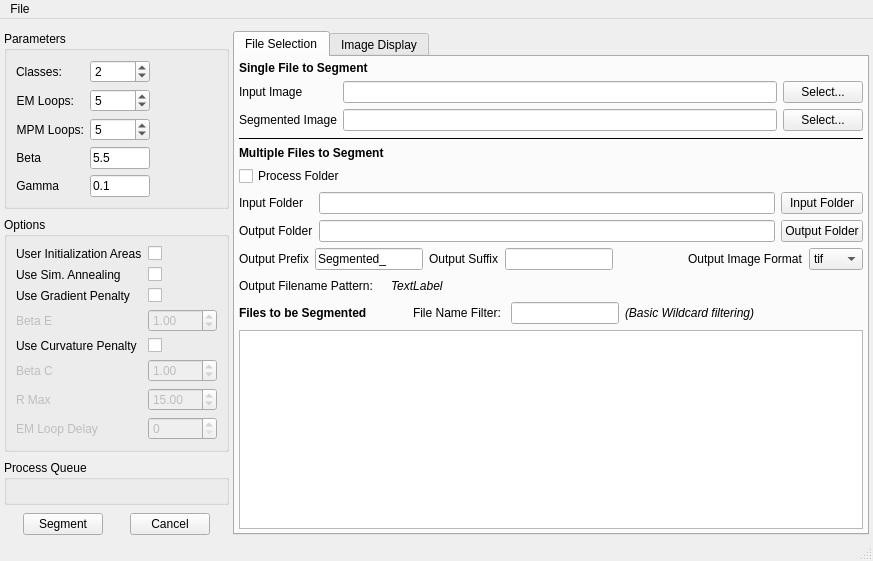
BlueQuartzSoftware/EMMPMWorkbench, file Code/EmMpmGui/UI_Files/EmMpmGui.ui: the form before one commit.
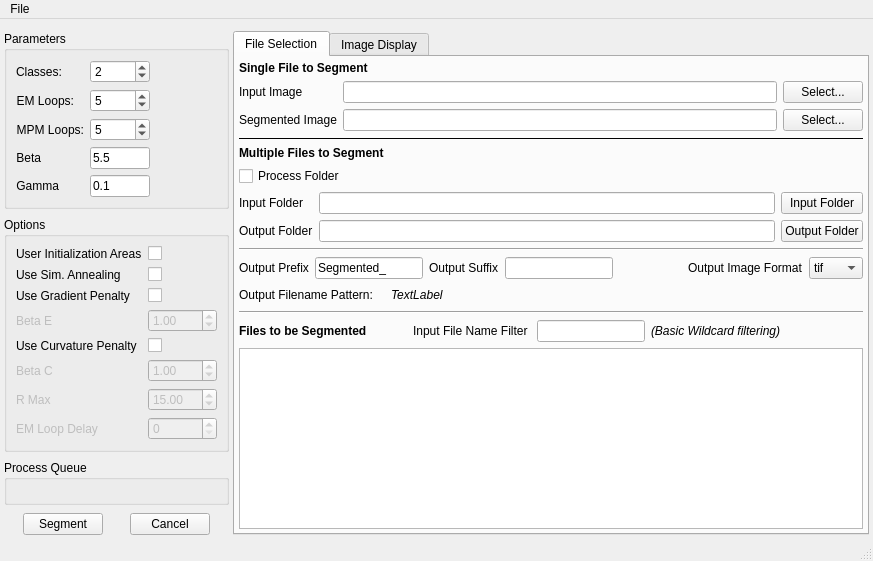
The form after the commit. Icons and pictures are not drawn. Custom widgets are drawn as their Qt base class.

Commit message: Fixing more image loading errors where the histogram/gaussians would be wiped out.

The edit to the form file:
```diff
--- a/Code/EmMpmGui/UI_Files/EmMpmGui.ui
+++ b/Code/EmMpmGui/UI_Files/EmMpmGui.ui
@@ -735,6 +735,13 @@
           </item>
          </layout>
         </item>
+        <item>
+         <widget class="Line" name="line_3">
+          <property name="orientation">
+           <enum>Qt::Horizontal</enum>
+          </property>
+         </widget>
+        </item>
         <item>
          <layout class="QHBoxLayout" name="_5">
           <item>
@@ -859,6 +866,13 @@
           </item>
          </layout>
         </item>
+        <item>
+         <widget class="Line" name="line_2">
+          <property name="orientation">
+           <enum>Qt::Horizontal</enum>
+          </property>
+         </widget>
+        </item>
         <item>
          <layout class="QHBoxLayout" name="_2">
           <item>
@@ -893,7 +907,7 @@
           <item>
            <widget class="QLabel" name="filterPatternLabel">
             <property name="text">
-             <string>File Name Filter: </string>
+             <string>Input File Name Filter </string>
             </property>
            </widget>
           </item>
```
The commit also changes 1 other file.
